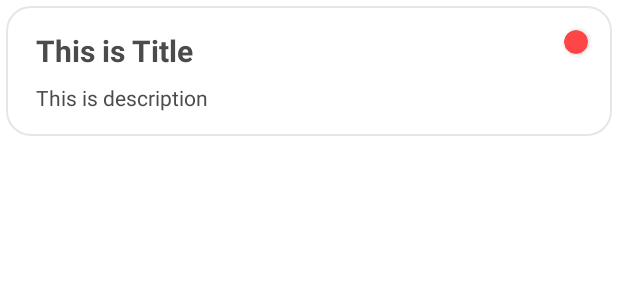
After one commit to asgar72/ToDo-App, an Android app: the layout row_layout.xml on its own in the app's theme, with its tools: preview values and no code run, on a phone screen of 412 x 824 dp. The commit adds this screen. Shown: the top 300 px of the screen. Run offline under Robolectric (Android 15) with nearby library versions, the phone set to English and light mode, and no system bars.

Commit message:
row layout desgin

```diff
--- /dev/null
+++ b/app/src/main/res/drawable/item_background.xml
@@ -0,0 +1,6 @@
+<?xml version="1.0" encoding="utf-8"?>
+<shape xmlns:android="http://schemas.android.com/apk/res/android">
+        <solid android:color="@color/white"/>
+    <stroke android:width="1dp" android:color="@color/lightGray"/>
+    <corners android:radius="16dp"/>
+</shape>
--- /dev/null
+++ b/app/src/main/res/layout/row_layout.xml
@@ -0,0 +1,66 @@
+<?xml version="1.0" encoding="utf-8"?>
+<androidx.constraintlayout.widget.ConstraintLayout xmlns:android="http://schemas.android.com/apk/res/android"
+    xmlns:app="http://schemas.android.com/apk/res-auto"
+    xmlns:tools="http://schemas.android.com/tools"
+    android:layout_width="match_parent"
+    android:layout_height="wrap_content"
+    android:layout_margin="4dp">
+
+    <androidx.constraintlayout.widget.ConstraintLayout
+        android:id="@+id/row_background"
+        android:layout_width="match_parent"
+        android:layout_height="wrap_content"
+        android:background="@drawable/item_background"
+        app:layout_constraintBottom_toBottomOf="parent"
+        app:layout_constraintEnd_toEndOf="parent"
+        app:layout_constraintHorizontal_bias="0.5"
+        app:layout_constraintStart_toStartOf="parent"
+        app:layout_constraintTop_toTopOf="parent"
+        app:layout_constraintVertical_bias="0.5">
+
+
+        <androidx.cardview.widget.CardView
+            android:id="@+id/priority_indicator"
+            android:layout_width="16dp"
+            android:layout_height="16dp"
+            android:layout_marginTop="16dp"
+            android:layout_marginEnd="16dp"
+            app:cardBackgroundColor="@color/red"
+            app:cardCornerRadius="100dp"
+            app:layout_constraintEnd_toEndOf="parent"
+            app:layout_constraintTop_toTopOf="parent" />
+
+        <TextView
+            android:id="@+id/title_txt"
+            android:layout_width="wrap_content"
+            android:layout_height="wrap_content"
+            android:layout_marginStart="20dp"
+            android:layout_marginTop="16dp"
+            android:text="This is Title"
+            android:textColor="@color/darkGray"
+            android:textStyle="bold"
+            android:textSize="20sp"
+            android:maxLength="20"
+            app:layout_constraintStart_toStartOf="parent"
+            app:layout_constraintTop_toTopOf="parent" />
+
+        <TextView
+            android:id="@+id/description_txt"
+            android:layout_width="0dp"
+            android:layout_height="wrap_content"
+            android:layout_marginTop="8dp"
+            android:layout_marginBottom="16dp"
+            android:maxLength="300"
+            android:maxLines="10"
+            android:text="This is description"
+            android:textColor="@color/darkGray"
+            app:layout_constraintBottom_toBottomOf="parent"
+            app:layout_constraintEnd_toEndOf="parent"
+            app:layout_constraintHorizontal_bias="0.0"
+            app:layout_constraintStart_toStartOf="@+id/title_txt"
+            app:layout_constraintTop_toBottomOf="@+id/title_txt"
+            app:layout_constraintVertical_bias="0.0" />
+
+
+    </androidx.constraintlayout.widget.ConstraintLayout>
+</androidx.constraintlayout.widget.ConstraintLayout>
--- a/app/src/main/res/values/colors.xml
+++ b/app/src/main/res/values/colors.xml
@@ -9,7 +9,7 @@
 
     <color name="white">#FFFFFFFF</color>
     <color name="lightGray">#E6E6E6</color>
-    <color name="dartGray">#4B4B4B</color>
+    <color name="darkGray">#4B4B4B</color>
     <color name="red">#FF4646</color>
     <color name="yellow">#FFC114</color>
     <color name="green">#00C980</color>
```
